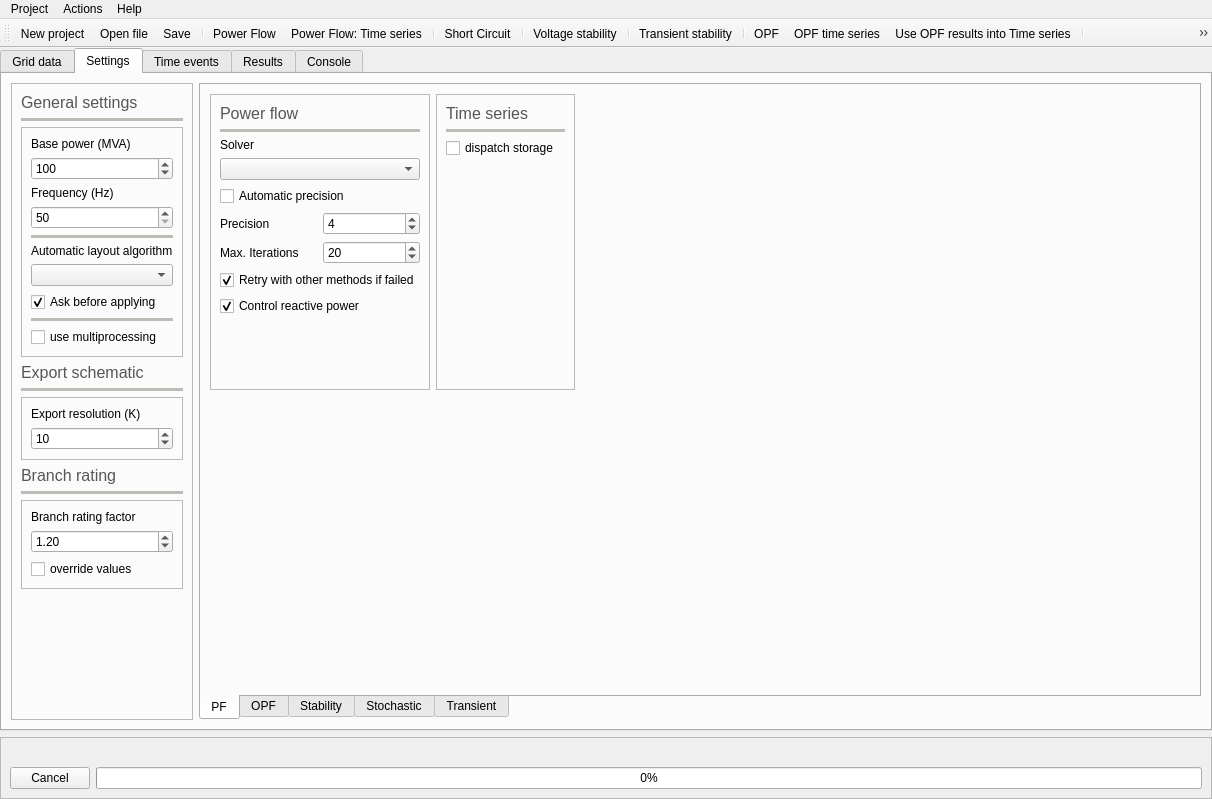
Qt form UnderDevelopment/GridCal/Gui/Main/MainWindow.ui (SanPen/GridCal) before a commit.
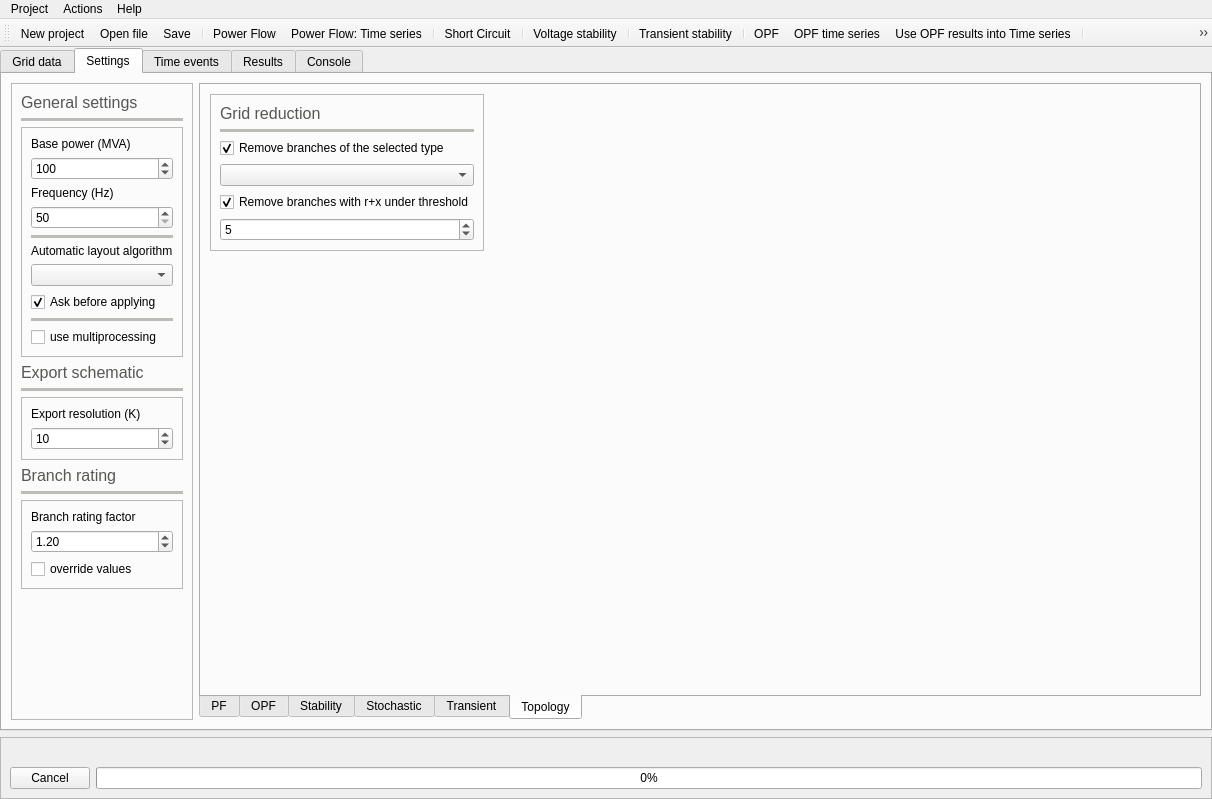
The same form after that commit. The open tabs and pages were chosen to show the change. Icons and pictures are not drawn. Custom widgets are drawn as their Qt base class.

Commit message: performed the grid reduction

The edit to the form file:
```diff
--- a/UnderDevelopment/GridCal/Gui/Main/MainWindow.ui
+++ b/UnderDevelopment/GridCal/Gui/Main/MainWindow.ui
@@ -2661,6 +2661,187 @@
             </item>
            </layout>
           </widget>
+          <widget class="QWidget" name="tab_13">
+           <attribute name="icon">
+            <iconset resource="icons.qrc">
+             <normaloff>:/Icons/white_icons/automatic_layout.svg</normaloff>:/Icons/white_icons/automatic_layout.svg</iconset>
+           </attribute>
+           <attribute name="title">
+            <string>Topology</string>
+           </attribute>
+           <layout class="QGridLayout" name="gridLayout_17">
+            <item row="1" column="0">
+             <spacer name="verticalSpacer_11">
+              <property name="orientation">
+               <enum>Qt::Vertical</enum>
+              </property>
+              <property name="sizeHint" stdset="0">
+               <size>
+                <width>20</width>
+                <height>40</height>
+               </size>
+              </property>
+             </spacer>
+            </item>
+            <item row="0" column="0">
+             <widget class="QFrame" name="frame_27">
+              <property name="frameShape">
+               <enum>QFrame::StyledPanel</enum>
+              </property>
+              <property name="frameShadow">
+               <enum>QFrame::Raised</enum>
+              </property>
+              <layout class="QVBoxLayout" name="verticalLayout_21">
+               <item>
+                <widget class="QLabel" name="label_44">
+                 <property name="palette">
+                  <palette>
+                   <active>
+                    <colorrole role="WindowText">
+                     <brush brushstyle="SolidPattern">
+                      <color alpha="255">
+                       <red>85</red>
+                       <green>87</green>
+                       <blue>83</blue>
+                      </color>
+                     </brush>
+                    </colorrole>
+                   </active>
+                   <inactive>
+                    <colorrole role="WindowText">
+                     <brush brushstyle="SolidPattern">
+                      <color alpha="255">
+                       <red>85</red>
+                       <green>87</green>
+                       <blue>83</blue>
+                      </color>
+                     </brush>
+                    </colorrole>
+                   </inactive>
+                   <disabled>
+                    <colorrole role="WindowText">
+                     <brush brushstyle="SolidPattern">
+                      <color alpha="255">
+                       <red>190</red>
+                       <green>190</green>
+                       <blue>190</blue>
+                      </color>
+                     </brush>
+                    </colorrole>
+                   </disabled>
+                  </palette>
+                 </property>
+                 <property name="font">
+                  <font>
+                   <pointsize>12</pointsize>
+                  </font>
+                 </property>
+                 <property name="text">
+                  <string>Grid reduction</string>
+                 </property>
+                </widget>
+               </item>
+               <item>
+                <widget class="Line" name="line_20">
+                 <property name="palette">
+                  <palette>
+                   <active>
+                    <colorrole role="WindowText">
+                     <brush brushstyle="SolidPattern">
+                      <color alpha="255">
+                       <red>186</red>
+                       <green>189</green>
+                       <blue>182</blue>
+                      </color>
+                     </brush>
+                    </colorrole>
+                   </active>
+                   <inactive>
+                    <colorrole role="WindowText">
+                     <brush brushstyle="SolidPattern">
+                      <color alpha="255">
+                       <red>186</red>
+                       <green>189</green>
+                       <blue>182</blue>
+                      </color>
+                     </brush>
+                    </colorrole>
+                   </inactive>
+                   <disabled>
+                    <colorrole role="WindowText">
+                     <brush brushstyle="SolidPattern">
+                      <color alpha="255">
+                       <red>190</red>
+                       <green>190</green>
+                       <blue>190</blue>
+                      </color>
+                     </brush>
+                    </colorrole>
+                   </disabled>
+                  </palette>
+                 </property>
+                 <property name="frameShadow">
+                  <enum>QFrame::Plain</enum>
+                 </property>
+                 <property name="lineWidth">
+                  <number>4</number>
+                 </property>
+                 <property name="orientation">
+                  <enum>Qt::Horizontal</enum>
+                 </property>
+                </widget>
+               </item>
+               <item>
+                <widget class="QCheckBox" name="removeByTypeCheckBox">
+                 <property name="text">
+                  <string>Remove branches of the selected type</string>
+                 </property>
+                 <property name="checked">
+                  <bool>true</bool>
+                 </property>
+                </widget>
+               </item>
+               <item>
+                <widget class="QComboBox" name="removeByTypeComboBox"/>
+               </item>
+               <item>
+                <widget class="QCheckBox" name="rxThresholdCheckBox">
+                 <property name="text">
+                  <string>Remove branches with r+x under threshold</string>
+                 </property>
+                 <property name="checked">
+                  <bool>true</bool>
+                 </property>
+                </widget>
+               </item>
+               <item>
+                <widget class="QSpinBox" name="rxThresholdSpinBox">
+                 <property name="toolTip">
+                  <string>&lt;html&gt;&lt;head/&gt;&lt;body&gt;&lt;p&gt;Exponent of the threshold to use.&lt;/p&gt;&lt;p&gt;threshold = 1x10^-factor&lt;/p&gt;&lt;p&gt;i.e.&lt;/p&gt;&lt;p&gt;factor=3&lt;/p&gt;&lt;p&gt;threshold = 1e-3&lt;/p&gt;&lt;/body&gt;&lt;/html&gt;</string>
+                 </property>
+                 <property name="value">
+                  <number>5</number>
+                 </property>
+                </widget>
+               </item>
+              </layout>
+             </widget>
+            </item>
+            <item row="0" column="1">
+             <spacer name="horizontalSpacer_18">
+              <property name="orientation">
+               <enum>Qt::Horizontal</enum>
+              </property>
+              <property name="sizeHint" stdset="0">
+               <size>
+                <width>40</width>
+                <height>20</height>
+               </size>
+              </property>
+             </spacer>
+            </item>
+           </layout>
+          </widget>
          </widget>
         </item>
         <item row="0" column="0">
```
Left out of the diff: 15 changed lines with no effect on the pictures. The commit also changes 13 other files.
